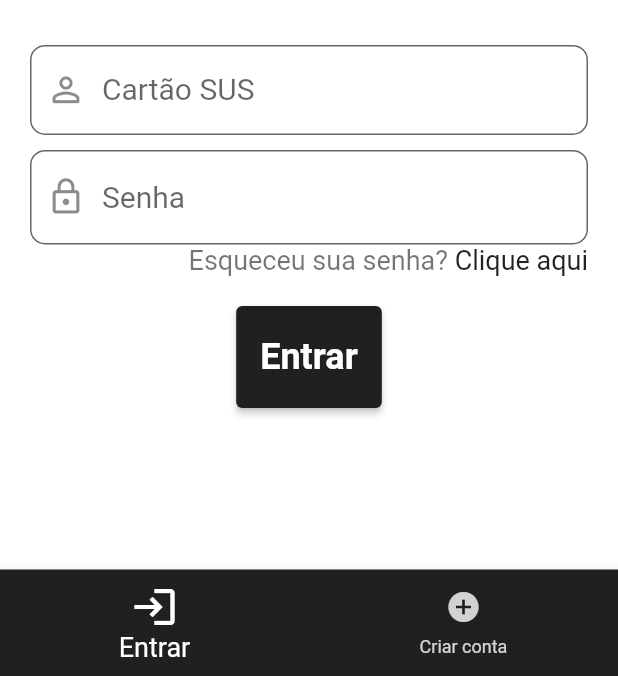
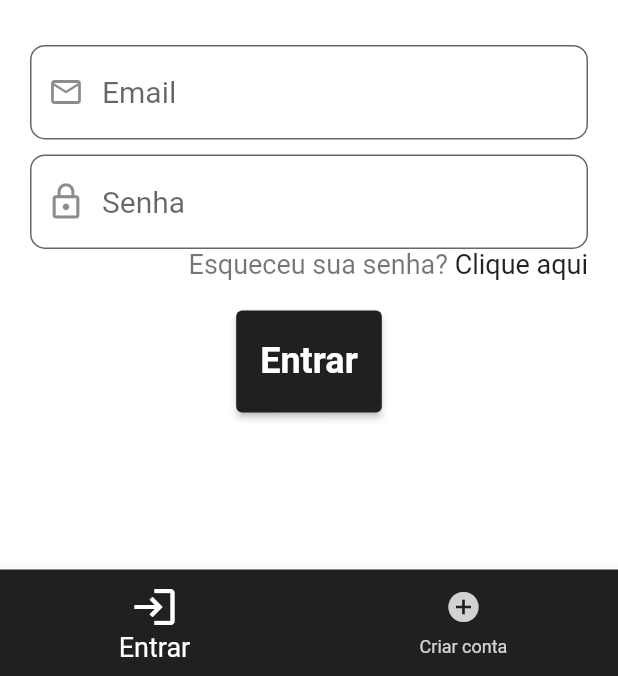
Before and after one commit to AlexWendel/veio-ta-on, a Flutter app: the screen it shows after launch, on a phone screen of 412 x 824 dp, the part 560-1236 px from its top. Run offline on Flutter 3.47's test engine with Material 2 defaults, Android fonts, the phone set to English and light mode, and no system bars; our stand-ins replace cloud_firestore, firebase_auth, firebase_core, freezed_annotation, get, hive_flutter and 2 more; accounts and stored records are empty.

Commit message:
input de email

```diff
--- a/lib/app/modules/login/widgets/login_form_widget.dart
+++ b/lib/app/modules/login/widgets/login_form_widget.dart
@@ -19,8 +19,6 @@ class LoginFormWidget extends GetWidget {
   final emailController = TextEditingController();
   final passwordController = TextEditingController();
   final FocusNode passwordFocusNode = FocusNode();
-  final susCardInput = SusCardInputText(
-      icon: Icon(Icons.person_outline_rounded), hintText: "Cartão SUS");
   LoginFormWidget({Key? key}) : super(key: key);
 
   @override
@@ -30,7 +28,22 @@ class LoginFormWidget extends GetWidget {
       child: Column(
         children: <Widget>[
           Wrap(runSpacing: 10, children: [
-            susCardInput,
+            TextFormField(
+              style: TextStyle(color: Colors.black87),
+              decoration: InputDecoration(
+                  fillColor: Colors.white,
+                  filled: true,
+                  focusedBorder: OutlineInputBorder(
+                      borderRadius: BorderRadius.circular(10),
+                      borderSide: BorderSide(color: Get.theme.primaryColor)),
+                  border: OutlineInputBorder(
+                    borderRadius: BorderRadius.circular(10),
+                  ),
+                  hintStyle: TextStyle(
+                      fontSize: defaultFontSize / context.textScaleFactor),
+                  hintText: "Email",
+                  prefixIcon: Icon(Icons.email_outlined)),
+            ),
             TextFormField(
               focusNode: passwordFocusNode,
               onChanged: (value) {},
```
